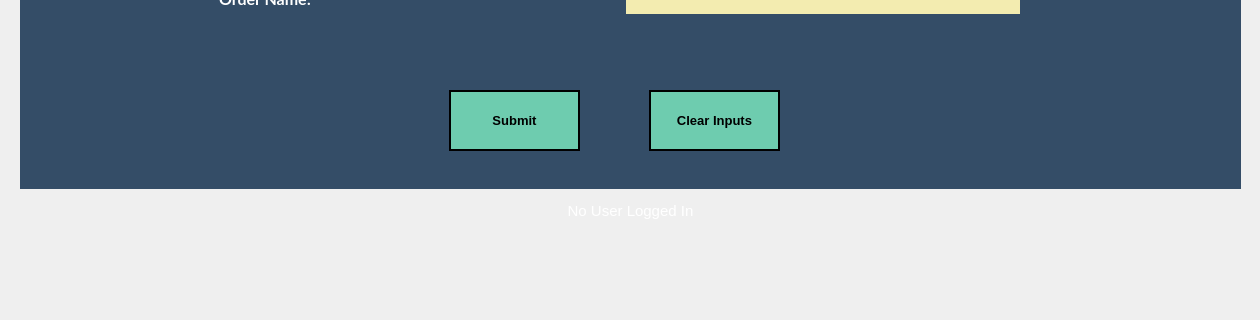
Before: the Qt Designer form frontend/ui/LabOrdersWindow.ui in mxrked/Medical-Office-Administration, drawn with Qt 5; both pictures show x 0 to 1260 and y 480 to 800 of the 1260 by 800 pixel window.
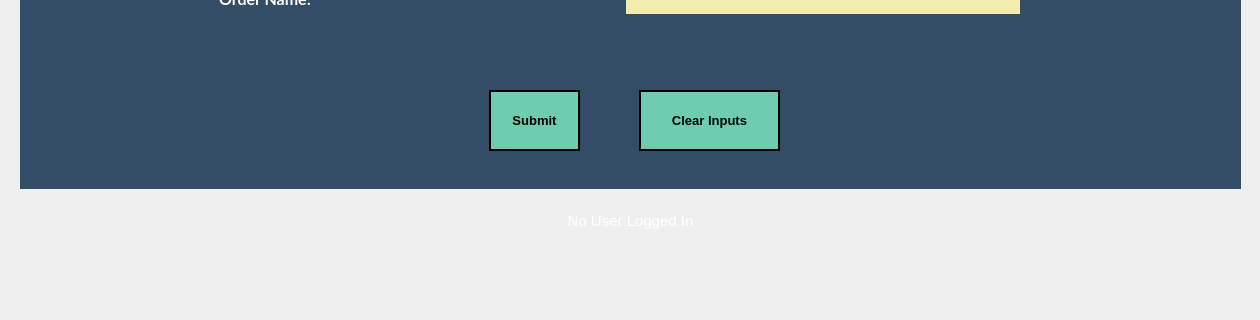
After: the same form once the commit is applied. Icons and pictures are not drawn.

Commit message: Fixed widgets for laptops

The edit to the form file:
```diff
--- a/frontend/ui/LabOrdersWindow.ui
+++ b/frontend/ui/LabOrdersWindow.ui
@@ -823,9 +823,9 @@
      <widget class="QPushButton" name="pushButton_SubmitLabOrder">
       <property name="geometry">
        <rect>
-        <x>430</x>
+        <x>470</x>
         <y>460</y>
-        <width>131</width>
+        <width>91</width>
         <height>61</height>
        </rect>
       </property>
@@ -856,9 +856,9 @@
      <widget class="QPushButton" name="pushButton_ClearLabOrders">
       <property name="geometry">
        <rect>
-        <x>630</x>
+        <x>620</x>
         <y>460</y>
-        <width>131</width>
+        <width>141</width>
         <height>61</height>
        </rect>
       </property>
@@ -894,7 +894,7 @@
       <x>20</x>
       <y>670</y>
       <width>1221</width>
-      <height>41</height>
+      <height>61</height>
      </rect>
     </property>
     <property name="styleSheet">
```
The commit also changes 6 other files.
